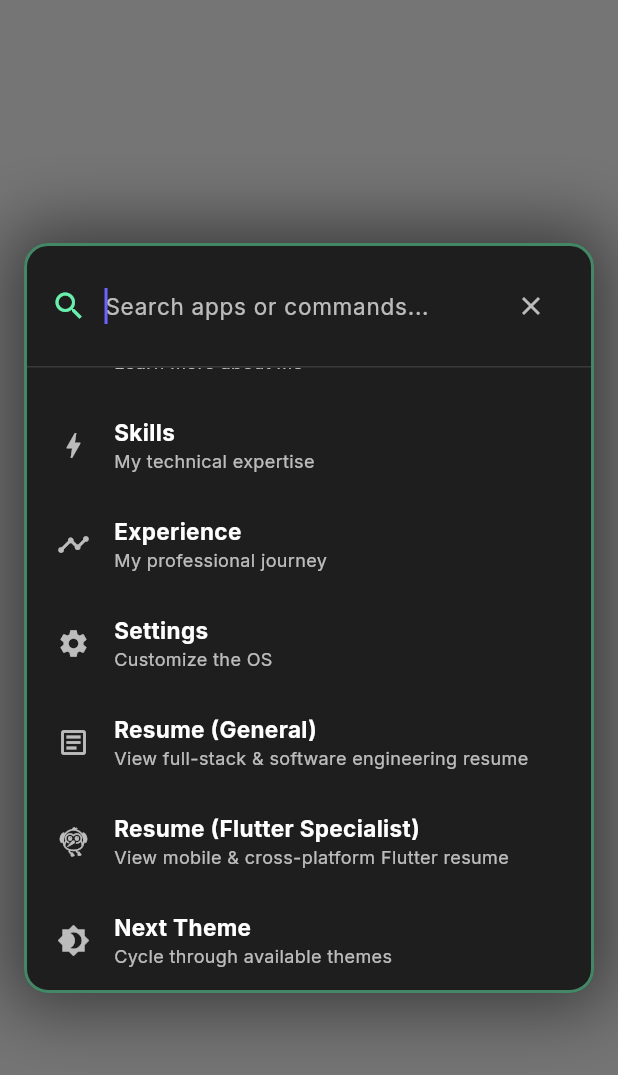
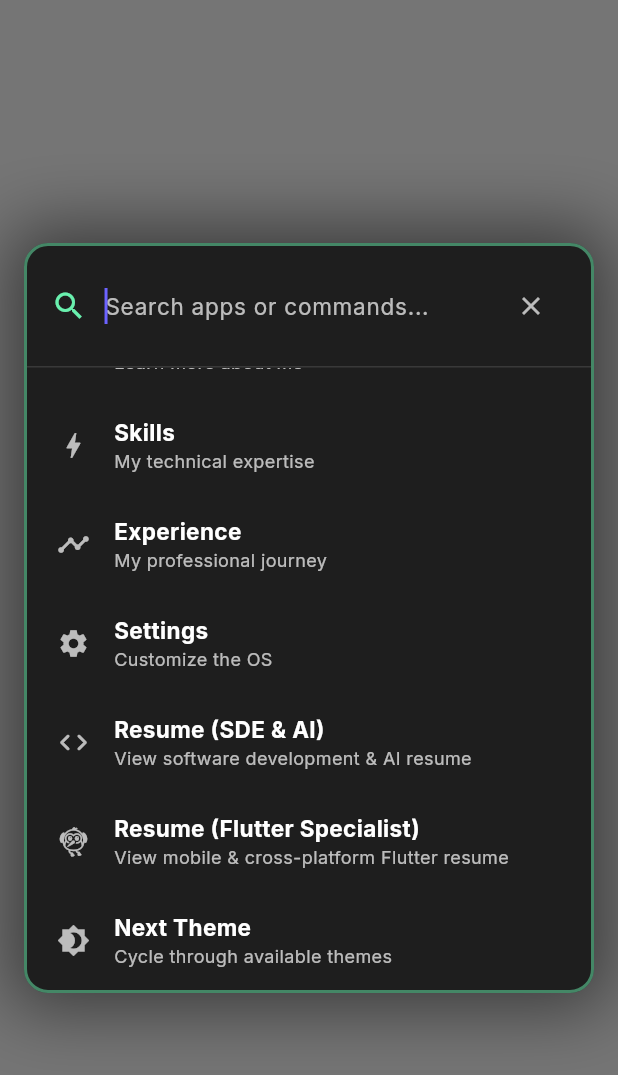
Before and after one commit to Op-Vision17/arjun-os, a Flutter app: the CommandPalette screen opened directly, scrolled down 179 dp, on a phone screen of 412 x 824 dp. Shown: the top 1075 px of the screen. Run offline on Flutter 3.47's test engine with Material 3 defaults, Android fonts, the light colour scheme and no system bars; drawn by our look-alikes of flutter_animate; our stand-ins replace flutter_riverpod, go_router, google_fonts, web; missing offline and left inert: dart:js_interop, dart:ui_web; network calls fail.

Commit message:
feat: add command palette, resume, and terminal components with window management support

```diff
--- a/lib/features/command_palette/presentation/command_palette.dart
+++ b/lib/features/command_palette/presentation/command_palette.dart
@@ -127,9 +127,9 @@ class _CommandPaletteState extends ConsumerState<CommandPalette> {
         ),
       ),
       PaletteItem(
-        title: 'Resume (General)',
-        subtitle: 'View full-stack & software engineering resume',
-        icon: Icons.article_outlined,
+        title: 'Resume (SDE & AI)',
+        subtitle: 'View software development & AI resume',
+        icon: Icons.code_rounded,
         onSelect: () => _openApp(
           ref,
           'Resume',
--- a/lib/features/resume/presentation/resume_app.dart
+++ b/lib/features/resume/presentation/resume_app.dart
@@ -7,11 +7,11 @@ import '../../window_manager/domain/providers/window_manager_notifier.dart';
 
 enum ResumeType {
   all(
-    id: 'all',
-    title: 'General (All-Round)',
-    shortTitle: 'General',
-    subtitle: 'Full-Stack & Software Engineering',
-    icon: Icons.article_outlined,
+    id: 'sde-ai',
+    title: 'SDE & AI',
+    shortTitle: 'SDE & AI',
+    subtitle: 'Software Development & Artificial Intelligence',
+    icon: Icons.code_rounded,
     fileId: '1ZtE2VPK-WafbU0AAE_fy0dAtJ-3N-OxZ',
     fileName: 'arjun_Resume.pdf',
   ),
--- a/lib/features/terminal/presentation/terminal_app.dart
+++ b/lib/features/terminal/presentation/terminal_app.dart
@@ -260,7 +260,7 @@ class _TerminalAppState extends ConsumerState<TerminalApp> {
             isFlutter ? 'Launching Flutter Specialist Resume viewer…' : 'Launching Resume viewer…',
             type: _LineType.success,
           ),
-          _TLine('Tip: You can switch between General and Flutter resumes inside.', type: _LineType.muted),
+          _TLine('Tip: You can switch between SDE & AI and Flutter resumes inside.', type: _LineType.muted),
           _TLine(''),
         ]);
         _openWindow(
```
Also changed, not shown: lib/features/window_manager/presentation/widgets/arjun_window.dart (+13 -11 lines).
